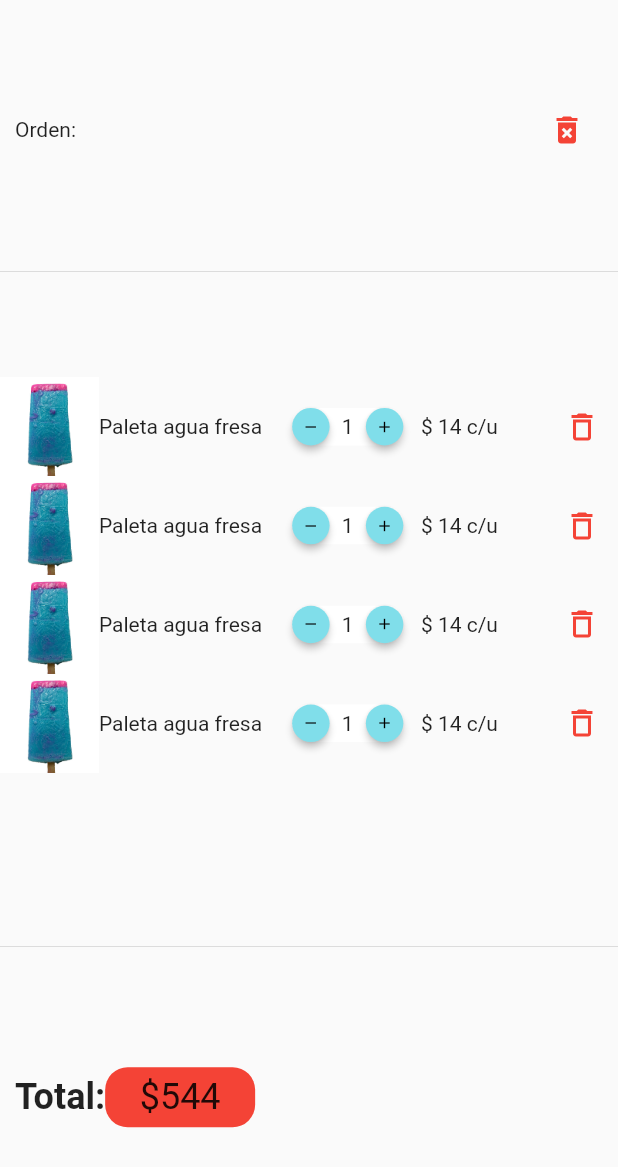
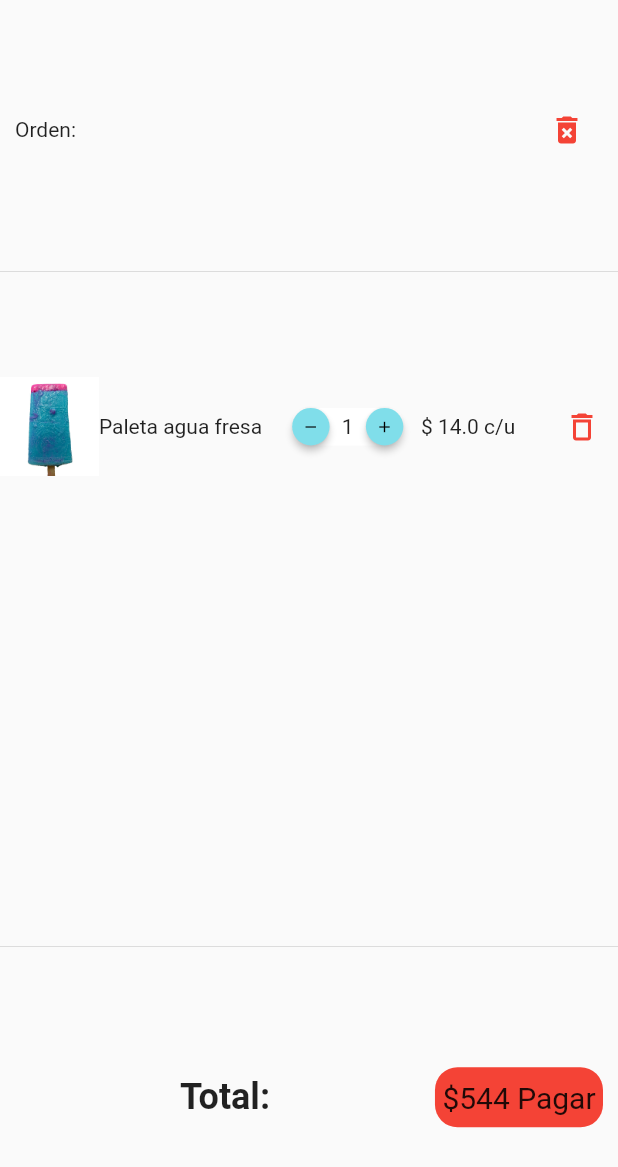
Before and after one commit to RagnarokCoder/Marfel, a Flutter app: the Orden widget shown alone on an empty page, opened directly, on a phone screen of 412 x 824 dp. Shown: the top 1167 px of the screen. Run offline on Flutter 3.47's test engine with Material 2 defaults, Android fonts, the phone set to English and light mode, and no system bars; our stand-ins replace charts_flutter, cloud_firestore, expansion_tile_card, firebase_core, fl_chart, flutter_datetime_picker and 6 more; missing offline and left inert: custom_dropdown, icon_badge, slide_to_confirm, yudiz_modal_sheet; accounts and stored records are empty; network calls fail.

Commit message:
carrito independiente

```diff
--- /dev/null
+++ b/lib/Ventas/Carrito.dart
@@ -0,0 +1,114 @@
+import 'package:flutter/material.dart';
+import 'package:paleteria_marfel/CustomWidgets/Counter_number.dart';
+
+class Orden extends StatefulWidget {
+  Orden({Key key}) : super(key: key);
+
+  @override
+  _OrdenState createState() => _OrdenState();
+}
+
+class _OrdenState extends State<Orden> {
+  @override
+  Widget build(BuildContext context) {
+    final height = MediaQuery.of(context).size.height;
+    final width = MediaQuery.of(context).size.width;
+    return Column(
+      mainAxisAlignment: MainAxisAlignment.spaceEvenly,
+      children: [
+        Row(
+          children: [
+            Container(margin: EdgeInsets.only(left: 10), child: Text('Orden:')),
+            Spacer(),
+            Container(
+              margin: EdgeInsets.only(right: 10),
+              child: IconButton(
+                  onPressed: () {},
+                  icon: Icon(
+                    Icons.delete_forever,
+                    color: Colors.red,
+                  )),
+            )
+          ],
+        ),
+        Divider(),
+        Container(
+          width: width,
+          height: height * 3 / 8,
+          child: ListView(
+            children: [
+              _CardOrden(
+                counter: 1,
+                name: 'Paleta agua fresa',
+                price: 14,
+              ),
+            ],
+          ),
+        ),
+        Divider(),
+        Container(
+          margin: EdgeInsets.all(10),
+          child: Row(
+            children: [
+              Spacer(),
+              Text(
+                'Total:',
+                style: TextStyle(fontSize: 24, fontWeight: FontWeight.bold),
+              ),
+              Spacer(),
+              Container(
+                height: 40,
+                alignment: Alignment.center,
+                decoration: BoxDecoration(
+                    borderRadius: BorderRadius.circular(15), color: Colors.red),
+                child: Text(
+                  ' \$544 Pagar ',
+                  style: TextStyle(fontSize: 20),
+                ),
+              ),
+            ],
+          ),
+        )
+      ],
+    );
+  }
+}
+
+class _CardOrden extends StatelessWidget {
+  const _CardOrden({
+    Key key,
+    @required this.counter,
+    @required this.name,
+    @required this.price,
+  }) : super(key: key);
+  final double price;
+  final int counter;
+  final String name;
+  @override
+  Widget build(BuildContext context) {
+    final height = MediaQuery.of(context).size.height;
+    return Row(
+      children: [
+        Container(
+          child: Image(
+              height: height * .08, image: AssetImage('assets/paletaPor.jpg')),
+        ),
+        Text(name),
+        CounterView(
+          initNumber: counter,
+          minNumber: 1,
+        ),
+        Container(
+            margin: EdgeInsets.only(left: height * .01),
+            child: Text(' \$ $price c/u')),
+        Spacer(),
+        IconButton(
+            onPressed: () {},
+            icon: Icon(
+              Icons.delete_outlined,
+              color: Colors.red,
+            )),
+      ],
+    );
+  }
+}
--- a/lib/Ventas/VistaVentas.dart
+++ b/lib/Ventas/VistaVentas.dart
@@ -4,10 +4,11 @@ import 'package:icon_badge/icon_badge.dart';
 import 'package:numberpicker/numberpicker.dart';
 import 'package:paleteria_marfel/CustomWidgets/CustomAppbar.dart';
 import 'package:paleteria_marfel/Producci%C3%B3n/VistaProduccion.dart';
+import 'package:paleteria_marfel/Ventas/Carrito.dart';
 import 'package:paleteria_marfel/Ventas/NuevaVenta.dart';
 import 'dart:convert';
 import 'package:http/http.dart' as http;
-import 'package:paleteria_marfel/Ventas/productos_ventas.dart';
+
 import 'package:yudiz_modal_sheet/yudiz_modal_sheet.dart';
 import 'productos_ventas.dart';
 
--- a/lib/Ventas/productos_ventas.dart
+++ b/lib/Ventas/productos_ventas.dart
@@ -2,8 +2,8 @@ import 'package:cloud_firestore/cloud_firestore.dart';
 import 'package:flutter/foundation.dart';
 import 'package:flutter/material.dart';
 import 'package:icon_badge/icon_badge.dart';
-import 'package:paleteria_marfel/CustomWidgets/Counter_number.dart';
 import 'package:paleteria_marfel/CustomWidgets/CustomAppbar.dart';
+import 'package:paleteria_marfel/Ventas/Carrito.dart';
 
 class SalesProducts extends StatefulWidget {
   final String categoria;
@@ -157,110 +157,6 @@ class _SalesProductsState extends State<SalesProducts> {
   }
 }
 
-class Orden extends StatelessWidget {
-  const Orden({
-    Key key,
-  }) : super(key: key);
-
-  @override
-  Widget build(BuildContext context) {
-    final height = MediaQuery.of(context).size.height;
-    final width = MediaQuery.of(context).size.width;
-    return Column(
-      mainAxisAlignment: MainAxisAlignment.spaceEvenly,
-      children: [
-        Row(
-          children: [
-            Container(margin: EdgeInsets.only(left: 10), child: Text('Orden:')),
-            Spacer(),
-            Container(
-              margin: EdgeInsets.only(right: 10),
-              child: IconButton(
-                  onPressed: () {},
-                  icon: Icon(
-                    Icons.delete_forever,
-                    color: Colors.red,
-                  )),
-            )
-          ],
-        ),
-        Divider(),
-        Container(
-          width: width,
-          height: height * 3 / 8,
-          child: ListView(
-            children: [
-              _CardOrden(height: height),
-              _CardOrden(height: height),
-              _CardOrden(height: height),
-              _CardOrden(height: height),
-            ],
-          ),
-        ),
-        Divider(),
-        Container(
-          margin: EdgeInsets.all(10),
-          child: Row(
-            children: [
-              Text(
-                'Total:',
-                style: TextStyle(fontSize: 24, fontWeight: FontWeight.bold),
-              ),
-              Container(
-                width: 100,
-                height: 40,
-                alignment: Alignment.center,
-                decoration: BoxDecoration(
-                    borderRadius: BorderRadius.circular(15), color: Colors.red),
-                child: Text(
-                  '\$544',
-                  style: TextStyle(fontSize: 24),
-                ),
-              )
-            ],
-          ),
-        )
-      ],
-    );
-  }
-}
-
-class _CardOrden extends StatelessWidget {
-  const _CardOrden({
-    Key key,
-    @required this.height,
-  }) : super(key: key);
-
-  final double height;
-
-  @override
-  Widget build(BuildContext context) {
-    return Row(
-      children: [
-        Container(
-          child: Image(
-              height: height * .08, image: AssetImage('assets/paletaPor.jpg')),
-        ),
-        Text('Paleta agua fresa'),
-        CounterView(
-          initNumber: 1,
-          minNumber: 1,
-        ),
-        Container(
-            margin: EdgeInsets.only(left: height * .01),
-            child: Text(' \$ 14 c/u')),
-        Spacer(),
-        IconButton(
-            onPressed: () {},
-            icon: Icon(
-              Icons.delete_outlined,
-              color: Colors.red,
-            )),
-      ],
-    );
-  }
-}
-
 class CardMolde extends StatelessWidget {
   final String title;
   final String img;
@@ -301,6 +197,7 @@ class CardMolde extends StatelessWidget {
             ),
             Container(
                 width: width * .25, child: Image(image: NetworkImage(img))),
+            Container(width: width * .25, child: Text(title)),
             Container(
                 margin: EdgeInsets.only(bottom: width * .05),
                 width: width * .25,
```
